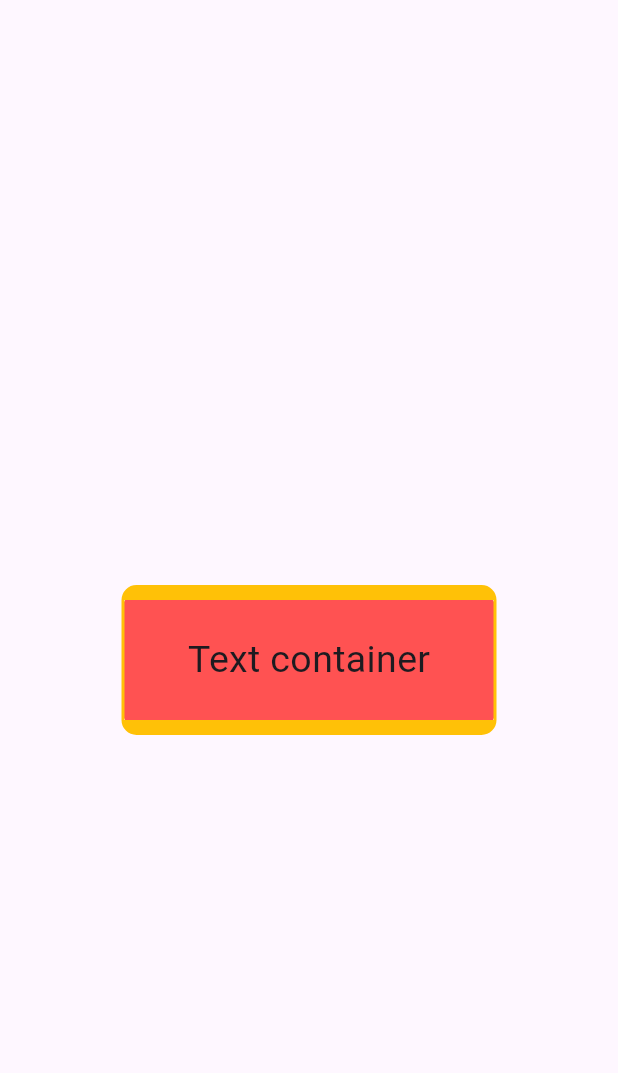
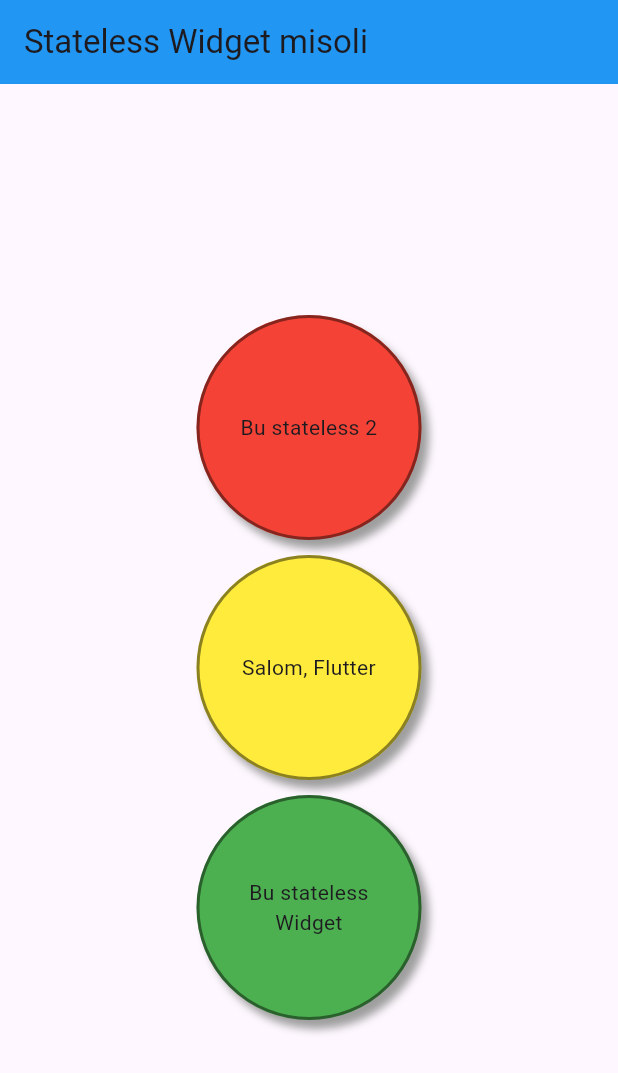
Before and after one commit to amirovsunnat/thirdlessonflutter, a Flutter app: the screen it shows after launch, on a phone screen of 412 x 824 dp. Shown: the top 1073 px of the screen. Run offline on Flutter 3.47's test engine with Material 3 defaults, Android fonts, the phone set to English and light mode, and no system bars.

Commit message:
Custom container

```diff
--- a/lib/main.dart
+++ b/lib/main.dart
@@ -15,9 +15,65 @@ class StatelessDastur extends StatelessWidget {
   @override
   Widget build(BuildContext context) {
     return MaterialApp(
-        theme: ThemeData(primaryColor: Colors.amber),
-        home: const ContainerExample());
+      theme: ThemeData(primaryColor: Colors.amber),
+      home: const HomeWidget(),
+    );
   }
+}
+
+class HomeWidget extends StatelessWidget {
+  const HomeWidget({super.key});
+
+  @override
+  Widget build(BuildContext context) {
+    return Scaffold(
+      appBar: AppBar(
+        backgroundColor: Colors.blue,
+        title: const Text("Stateless Widget misoli"),
+      ),
+      body: Center(
+        child: Column(
+          crossAxisAlignment: CrossAxisAlignment.center,
+          mainAxisAlignment: MainAxisAlignment.center,
+          children: [
+            customContainer(text: "Bu stateless 2", color: Colors.red),
+            customContainer(text: "Salom, Flutter", color: Colors.yellow),
+            customContainer(text: "Bu stateless Widget", color: Colors.green),
+          ],
+        ),
+      ),
+    );
+  }
+}
+
+Widget customContainer({
+  required String text,
+  required Color color,
+}) {
+  return Container(
+    padding: const EdgeInsets.all(10),
+    width: 150,
+    height: 150,
+    alignment: Alignment.center,
+    margin: const EdgeInsets.only(top: 10),
+    decoration: BoxDecoration(
+      shape: BoxShape.circle,
+      border: Border.all(color: Colors.black45, width: 2),
+      // borderRadius: BorderRadius.circular(10),
+      boxShadow: const [
+        BoxShadow(
+          blurRadius: 4,
+          color: Colors.grey,
+          offset: Offset(5, 6),
+        ),
+      ],
+      color: color,
+    ),
+    child: Text(
+      text,
+      textAlign: TextAlign.center,
+    ),
+  );
 }
 
 Widget appBarText(String title) {
```
